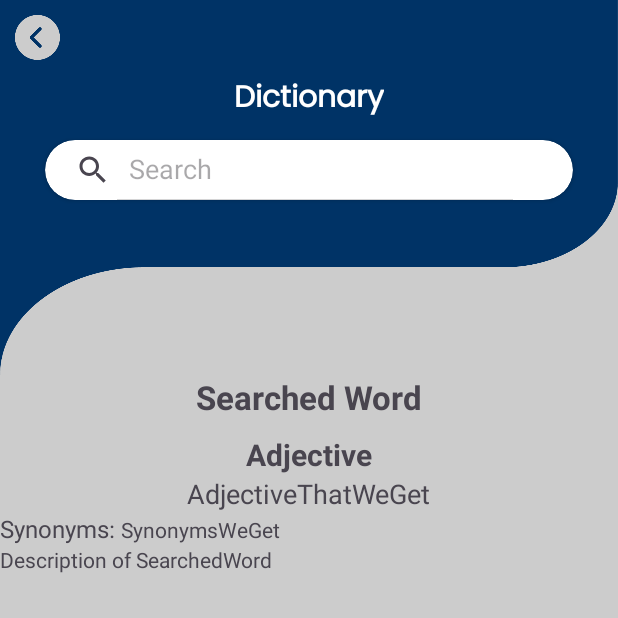
After one commit to AppWizAli/Translate360, an Android app: the fragment DictionaryFragment shown on its own in the app's theme, on a phone screen of 412 x 824 dp, the top half of it. The commit adds this screen. Run offline under Robolectric (Android 15) with nearby library versions, the phone set to English and light mode, and no system bars; our stand-ins replace data binding.

Commit message:
Dictionary fragment Ui

```diff
--- /dev/null
+++ b/app/src/main/java/com/hiskytechs/translate360/Fragments/DictionaryFragment.kt
@@ -0,0 +1,60 @@
+package com.hiskytechs.translate360.Fragments
+
+import android.os.Bundle
+import androidx.fragment.app.Fragment
+import android.view.LayoutInflater
+import android.view.View
+import android.view.ViewGroup
+import com.hiskytechs.translate360.R
+
+// TODO: Rename parameter arguments, choose names that match
+// the fragment initialization parameters, e.g. ARG_ITEM_NUMBER
+private const val ARG_PARAM1 = "param1"
+private const val ARG_PARAM2 = "param2"
+
+/**
+ * A simple [Fragment] subclass.
+ * Use the [DictionaryFragment.newInstance] factory method to
+ * create an instance of this fragment.
+ */
+class DictionaryFragment : Fragment() {
+    // TODO: Rename and change types of parameters
+    private var param1: String? = null
+    private var param2: String? = null
+
+    override fun onCreate(savedInstanceState: Bundle?) {
+        super.onCreate(savedInstanceState)
+        arguments?.let {
+            param1 = it.getString(ARG_PARAM1)
+            param2 = it.getString(ARG_PARAM2)
+        }
+    }
+
+    override fun onCreateView(
+        inflater: LayoutInflater, container: ViewGroup?,
+        savedInstanceState: Bundle?
+    ): View? {
+        // Inflate the layout for this fragment
+        return inflater.inflate(R.layout.fragment_dictionary, container, false)
+    }
+
+    companion object {
+        /**
+         * Use this factory method to create a new instance of
+         * this fragment using the provided parameters.
+         *
+         * @param param1 Parameter 1.
+         * @param param2 Parameter 2.
+         * @return A new instance of fragment DictionaryFragment.
+         */
+        // TODO: Rename and change types and number of parameters
+        @JvmStatic
+        fun newInstance(param1: String, param2: String) =
+            DictionaryFragment().apply {
+                arguments = Bundle().apply {
+                    putString(ARG_PARAM1, param1)
+                    putString(ARG_PARAM2, param2)
+                }
+            }
+    }
+}
--- a/app/src/main/java/com/hiskytechs/translate360/Fragments/HomeFragment.kt
+++ b/app/src/main/java/com/hiskytechs/translate360/Fragments/HomeFragment.kt
@@ -30,6 +30,7 @@ class HomeFragment : Fragment(), NavigationView.OnNavigationItemSelectedListener
         binding.tvQuotes.setOnClickListener {
             findNavController().navigate(R.id.action_homeFragment_to_fragmentQuote)
         }
+
         binding.navigationView.setNavigationItemSelectedListener(this)
 
         binding.drawerLayout.addDrawerListener(object : DrawerLayout.DrawerListener {
--- /dev/null
+++ b/app/src/main/res/layout/fragment_dictionary.xml
@@ -0,0 +1,124 @@
+<?xml version="1.0" encoding="utf-8"?>
+<layout
+    xmlns:android="http://schemas.android.com/apk/res/android"
+    xmlns:app="http://schemas.android.com/apk/res-auto"
+    xmlns:tools="http://schemas.android.com/tools"
+    >
+
+    <ScrollView
+        android:layout_width="match_parent"
+        android:layout_height="match_parent"
+        android:background="@color/secondary">
+
+        <RelativeLayout
+            android:layout_width="match_parent"
+            android:layout_height="match_parent"
+            >
+
+            <LinearLayout
+                android:id="@+id/llTop"
+                android:layout_width="match_parent"
+                android:layout_height="250dp"
+                android:background="@drawable/con_bg_1"
+                android:orientation="vertical">
+
+                <ImageView
+                    android:layout_width="30dp"
+                    android:layout_height="30dp"
+                    android:layout_margin="10dp"
+                    android:src="@drawable/txt_back" />
+
+                <TextView
+                    android:layout_width="wrap_content"
+                    android:layout_height="wrap_content"
+                    android:layout_gravity="center"
+                    android:fontFamily="@font/poppin_regular"
+                    android:text="Dictionary"
+                    android:textColor="@color/white"
+                    android:textSize="20sp"
+                    android:textStyle="bold" />
+
+                <androidx.cardview.widget.CardView
+                    android:layout_width="match_parent"
+                    android:layout_height="40dp"
+                    android:layout_marginHorizontal="30dp"
+                    android:layout_marginTop="10dp"
+                    app:cardCornerRadius="20dp">
+
+                    <SearchView
+                        android:id="@+id/dictionarySearchView"
+                        android:layout_width="wrap_content"
+                        android:layout_height="wrap_content"
+                        android:iconifiedByDefault="false"
+                        android:queryHint="Search" />
+                </androidx.cardview.widget.CardView>
+            </LinearLayout>
+
+            <LinearLayout
+                android:layout_width="match_parent"
+                android:layout_height="match_parent"
+                android:layout_below="@+id/llTop"
+                android:orientation="vertical"
+                >
+                <TextView
+                    android:layout_width="wrap_content"
+                    android:layout_height="wrap_content"
+                    android:text="Searched Word"
+                    android:layout_gravity="center"
+                    android:textSize="22sp"
+                    android:textStyle="bold"
+                    android:layout_marginBottom="10dp"
+                    />
+
+                <TextView
+                    android:layout_width="wrap_content"
+                    android:layout_height="wrap_content"
+                    android:text="Adjective"
+                    android:layout_gravity="center"
+                    android:textSize="20sp"
+                    android:textStyle="bold"
+                    />
+                <TextView
+                    android:layout_width="wrap_content"
+                    android:layout_height="wrap_content"
+                    android:text="AdjectiveThatWeGet"
+                    android:layout_gravity="center"
+                    android:textSize="18sp"
+                    />
+
+                <LinearLayout
+                    android:layout_width="match_parent"
+                    android:layout_height="wrap_content"
+                    android:orientation="horizontal">
+                    <TextView
+                        android:layout_width="wrap_content"
+                        android:layout_height="wrap_content"
+                        android:text="Synonyms: "
+                        android:textSize="16sp"
+                        />
+                    <TextView
+                    android:layout_width="wrap_content"
+                    android:layout_height="wrap_content"
+                    android:text="SynonymsWeGet"
+                    android:textSize="14sp"
+                    />
+
+                </LinearLayout>
+                <TextView
+                    android:layout_width="match_parent"
+                    android:layout_height="wrap_content"
+                    android:text="Description of SearchedWord"
+                    android:textSize="14sp"
+                    />
+
+            </LinearLayout>
+
+
+
+
+        </RelativeLayout>
+
+
+
+    </ScrollView>
+</layout>
--- a/app/src/main/res/layout/fragment_history.xml
+++ b/app/src/main/res/layout/fragment_history.xml
@@ -5,10 +5,6 @@
     android:layout_height="match_parent"
     tools:context=".Fragments.FragmentHistory">
 
-    <!-- TODO: Update blank fragment layout -->
-    <TextView
-        android:layout_width="match_parent"
-        android:layout_height="match_parent"
-        android:text="@string/hello_blank_fragment" />
+
 
 </FrameLayout>
--- a/app/src/main/res/layout/fragment_home.xml
+++ b/app/src/main/res/layout/fragment_home.xml
@@ -226,6 +226,7 @@
     </LinearLayout>
 </androidx.cardview.widget.CardView>
 <androidx.cardview.widget.CardView
+    android:id="@+id/tvDictionary"
     android:layout_width="130dp"
     android:layout_height="130dp"
     android:layout_margin="10dp"
```
